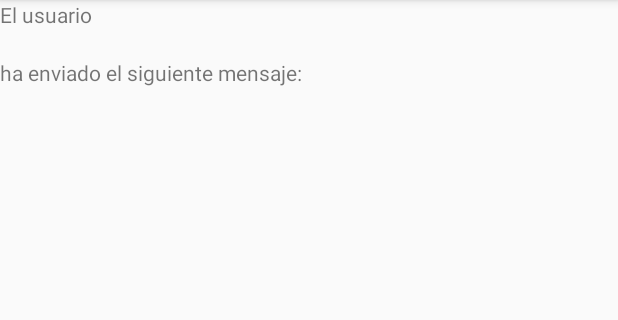
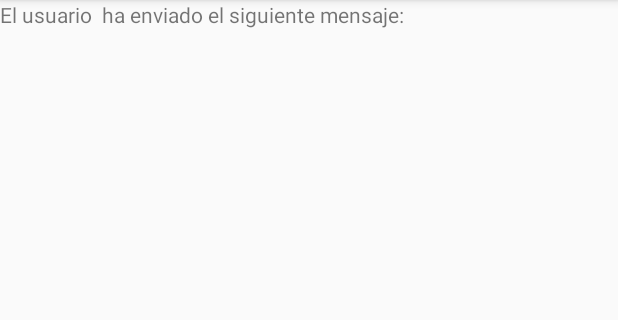
Before and after one commit to Beelzenef/SendMessage, an Android app: the screen it shows after launch (ViewMsg), after a tap on "ENVIAR MENSAJE", on a phone screen of 412 x 824 dp, the part 84-404 px from its top. Run offline under Robolectric (Android 15) with nearby library versions, the phone set to English and light mode, and no system bars.

Commit message:
mostrar msg + user

```diff
--- a/app/src/main/java/com/example/sendmessage/SendMessage.java
+++ b/app/src/main/java/com/example/sendmessage/SendMessage.java
@@ -6,10 +6,16 @@ import android.os.Bundle;
 import android.view.View;
 import android.widget.EditText;
 
+/**
+ *  app SendMessage
+ *  @author Elena G (Beelzenef)
+ */
+
 public class SendMessage extends AppCompatActivity {
 
     // Instancias a utilizar
     private EditText edtT_Message;
+    private EditText edtT_User;
 
     @Override
     protected void onCreate(Bundle savedInstanceState) {
@@ -18,6 +24,7 @@ public class SendMessage extends AppCompatActivity {
 
         // Obteniendo edtText para mensaje
         edtT_Message = (EditText) findViewById(R.id.edtT_Message);
+        edtT_User = (EditText) findViewById(R.id.edtT_User);
     }
 
     public void manageOnClick(View v)
@@ -26,16 +33,16 @@ public class SendMessage extends AppCompatActivity {
         switch (v.getId()) {
             case R.id.btn_SendMsg:
                 enviarMsg();
-                break;
-        }
+                break;        }
     }
 
     void enviarMsg()
     {
         // Recoger usuario y mensaje
-        // Crear Bundle y añadir el mensaje
+        // Crear Bundle y añadir mensaje + usuario
         Bundle bndl = new Bundle();
         bndl.putString("msg", edtT_Message.getText().toString());
+        bndl.putString("user", edtT_User.getText().toString());
 
         // Crear y cargar Intent con Bundle
         Intent intnt = new Intent(SendMessage.this, ViewMsg.class);
--- a/app/src/main/java/com/example/sendmessage/ViewMsg.java
+++ b/app/src/main/java/com/example/sendmessage/ViewMsg.java
@@ -1,13 +1,37 @@
 package com.example.sendmessage;
 
+import android.content.Intent;
 import android.support.v7.app.AppCompatActivity;
 import android.os.Bundle;
+import android.widget.TextView;
 
 public class ViewMsg extends AppCompatActivity {
+
+    // Instancias a usar
+    private TextView txtV_ViewMessage;
+    private TextView txtV_ViewUser;
 
     @Override
     protected void onCreate(Bundle savedInstanceState) {
         super.onCreate(savedInstanceState);
         setContentView(R.layout.activity_view_message);
+
+        // Identificando vistas
+        txtV_ViewMessage = (TextView)findViewById(R.id.txtV_viewMessage);
+        txtV_ViewUser = (TextView) findViewById(R.id.txtV_viewUser);
+
+        // Recoger Intent
+        //Intent unIntent = getIntent();
+        // Recoger mensaje de Bundle
+        //Bundle unBundle = unIntent.getExtras();
+
+        // Mostrar usuario
+        String viewUser = String.format(getResources().getString(R.string.txtV_ViewMsg),
+                                        getIntent().getExtras().getString("user"));
+
+        txtV_ViewUser.setText(viewUser);
+
+        // Mostrar mensaje
+        txtV_ViewMessage.setText(getIntent().getExtras().getString("msg"));
     }
 }
--- a/app/src/main/res/layout/activity_view_message.xml
+++ b/app/src/main/res/layout/activity_view_message.xml
@@ -5,23 +5,14 @@
     android:layout_height="match_parent">
 
     <TextView
+        android:id="@+id/txtV_viewUser"
         android:layout_width="wrap_content"
         android:layout_height="wrap_content"
-        android:text="@string/txtV_ViewUser"/>
-
-    <TextView
-        android:id="@+id/txtV_ViewUser"
-        android:layout_width="wrap_content"
-        android:layout_height="wrap_content" />
-
-    <TextView
-        android:layout_width="wrap_content"
-        android:layout_height="wrap_content"
-        android:text="@string/txtV_ViewMessage"/>
+        android:text="@string/txtV_ViewMsg"/>
 
     <TextView
         android:id="@+id/txtV_viewMessage"
         android:layout_width="wrap_content"
-        android:layout_height="wrap_content" />
+        android:layout_height="wrap_content"/>
 
 </LinearLayout>
--- a/app/src/main/res/values/strings.xml
+++ b/app/src/main/res/values/strings.xml
@@ -9,7 +9,6 @@
 
     <!-- Ver mensaje -->
     <string name="title_viewMsg">Ver mensaje</string>
-    <string name="txtV_ViewUser">El usuario</string>
-    <string name="txtV_ViewMessage">ha enviado el siguiente mensaje:</string>
+    <string name="txtV_ViewMsg">El usuario <u>%1$s</u> ha enviado el siguiente mensaje:</string>
 
 </resources>
```
